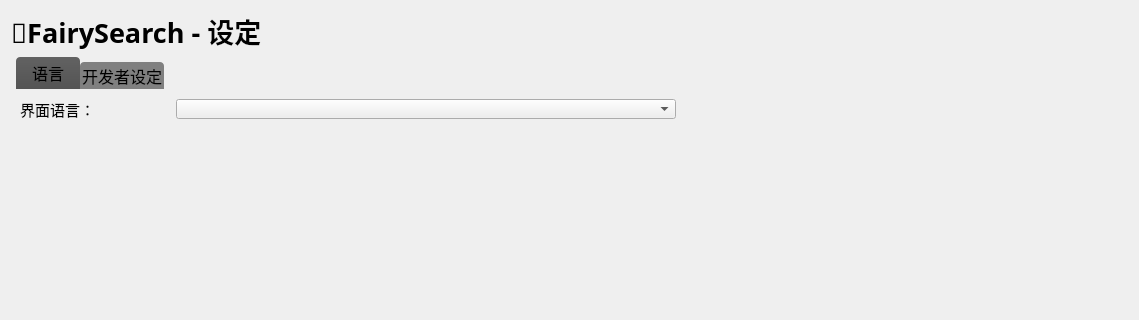
SISUBEN/FairySearch, file app/ui/setting.ui: the form before one commit; both pictures show x 0 to 1139 and y 0 to 320 of the 1139 by 701 pixel window.
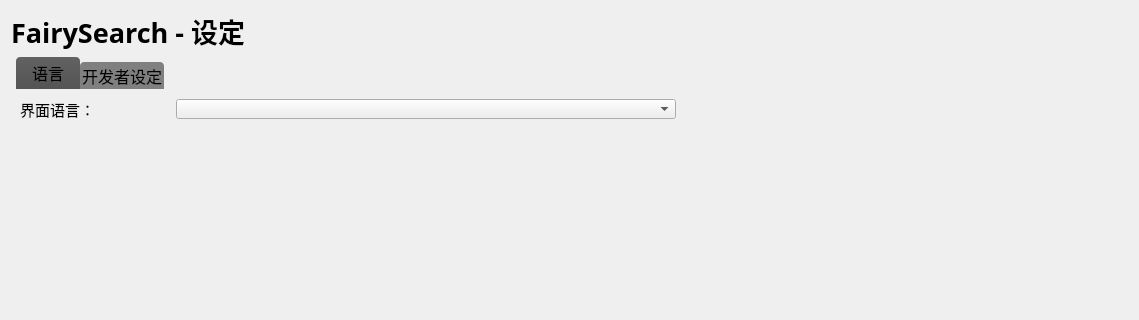
The form after the commit.

Diff of the .ui file:
```diff
--- a/app/ui/setting.ui
+++ b/app/ui/setting.ui
@@ -68,7 +68,7 @@
 }</string>
          </property>
          <property name="text">
-          <string>🧿FairySearch - 设定</string>
+          <string>FairySearch - 设定</string>
          </property>
         </widget>
        </item>
```
Left out of the diff: 8 changed lines with no effect on the pictures.
